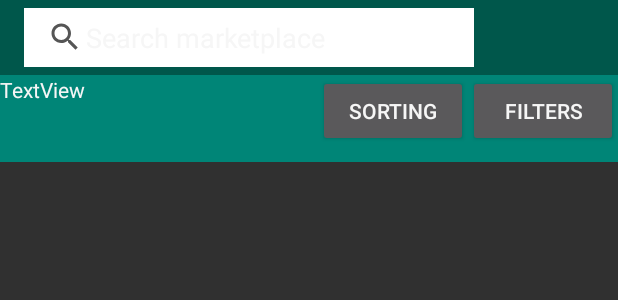
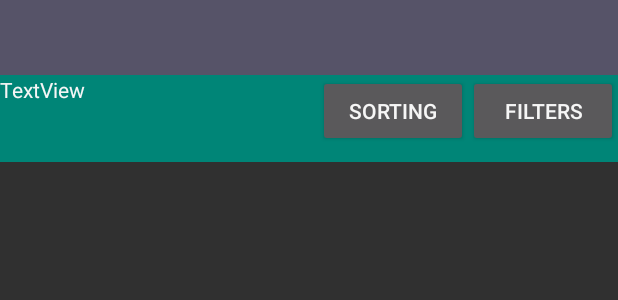
Before and after one commit to Kivike/bookmarket, an Android app: the layout activity_marketplace.xml on its own in the app's theme, with its tools: preview values and no code run, on a phone screen of 412 x 824 dp. Shown: the top 300 px of the screen. Run offline under Robolectric (Android 15) with nearby library versions, the phone set to English and light mode, and no system bars.

Commit message:
Fix Collection/Marketplace titles; minor layout improvements

```diff
--- a/app/src/main/java/fi/oulu/bookmarket2020/CollectionActivity.kt
+++ b/app/src/main/java/fi/oulu/bookmarket2020/CollectionActivity.kt
@@ -155,9 +155,7 @@ class CollectionActivity : AppCompatActivity() {
      * Init toolbar and navigation drawer
      */
     private fun initToolbar() {
-        setSupportActionBar(toolbar)
-        supportActionBar?.setDisplayShowTitleEnabled(false)
-        supportActionBar?.setTitle(R.string.collection)
+        toolbar.setTitle(R.string.collection)
 
         val toggle = ActionBarDrawerToggle(this, drawerLayout, toolbar, 0, 0)
 
--- a/app/src/main/java/fi/oulu/bookmarket2020/MarketplaceActivity.kt
+++ b/app/src/main/java/fi/oulu/bookmarket2020/MarketplaceActivity.kt
@@ -72,8 +72,7 @@ class MarketplaceActivity : AppCompatActivity() {
     }
 
     private fun initToolbar() {
-        setSupportActionBar(toolbar)
-        supportActionBar?.setDisplayShowTitleEnabled(false)
+        toolbar.setTitle(R.string.marketplace)
 
         val toggle = ActionBarDrawerToggle(this, drawerLayout, toolbar, 0, 0)
 
--- a/app/src/main/res/layout/activity_marketplace.xml
+++ b/app/src/main/res/layout/activity_marketplace.xml
@@ -12,7 +12,7 @@
         android:layout_height="match_parent"
         android:orientation="vertical">
 
-        <include layout="@layout/toolbar_search" android:id="@+id/toolbar" />
+        <include layout="@layout/toolbar" android:id="@+id/toolbar" />
         <include layout="@layout/content_marketplace" android:id="@+id/content" />
     </LinearLayout>
 
--- a/app/src/main/res/layout/content_collection.xml
+++ b/app/src/main/res/layout/content_collection.xml
@@ -63,7 +63,7 @@
         android:id="@+id/collection_list"
         android:layout_width="match_parent"
         android:layout_height="0dp"
-        android:layout_marginTop="10dp"
+        android:layout_marginTop="5dp"
         android:background="@color/colorBackgroundLight"
         android:clipToPadding="false"
         android:dividerHeight="1sp"
--- a/app/src/main/res/layout/nav_header.xml
+++ b/app/src/main/res/layout/nav_header.xml
@@ -2,7 +2,7 @@
 <LinearLayout xmlns:android="http://schemas.android.com/apk/res/android"
     android:orientation="vertical"
     android:layout_width="match_parent"
-    android:layout_height="150dp"
+    android:layout_height="wrap_content"
     android:background="@color/colorFlavor"
     android:gravity="bottom"
     android:paddingLeft="15dp"
@@ -14,7 +14,7 @@
         android:layout_height="wrap_content"
         android:src="@drawable/ic_logo"
         android:id="@+id/imageView"
-        android:layout_marginBottom="10dp"/>
+        android:layout_marginTop="10dp" />
 
     <TextView
         android:id="@+id/greeting_text"
--- a/app/src/main/res/layout/toolbar_search.xml
+++ /dev/null
@@ -1,19 +0,0 @@
-<?xml version="1.0" encoding="utf-8"?>
-<androidx.appcompat.widget.Toolbar xmlns:android="http://schemas.android.com/apk/res/android"
-    android:id="@+id/app_toolbar"
-    android:layout_width="match_parent"
-    android:layout_height="50dp"
-    android:background="?android:attr/colorPrimaryDark"
-    android:orientation="vertical">
-
-    <EditText
-        android:id="@+id/search_marketplace"
-        android:layout_width="300dp"
-        android:layout_height="match_parent"
-        android:layout_marginVertical="5dp"
-        android:background="#FFFFFF"
-        android:paddingLeft="15dp"
-        android:hint="Search marketplace"
-        android:drawableLeft="@drawable/ic_search"
-        android:drawablePadding="2dp" />
-</androidx.appcompat.widget.Toolbar>
```
